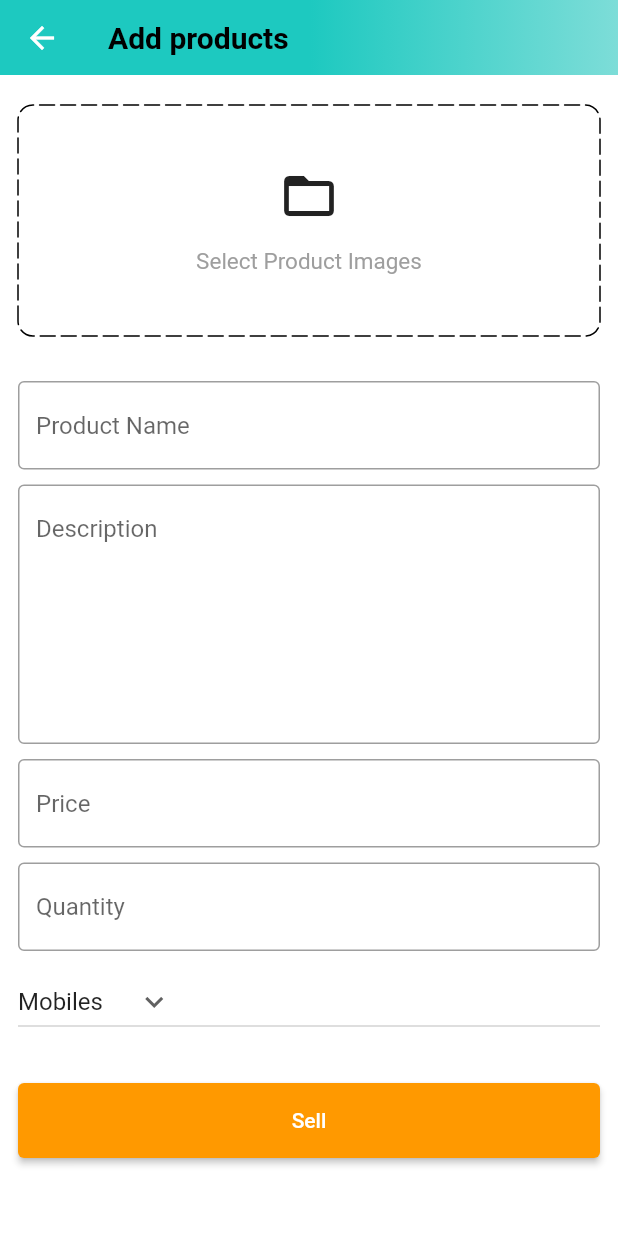
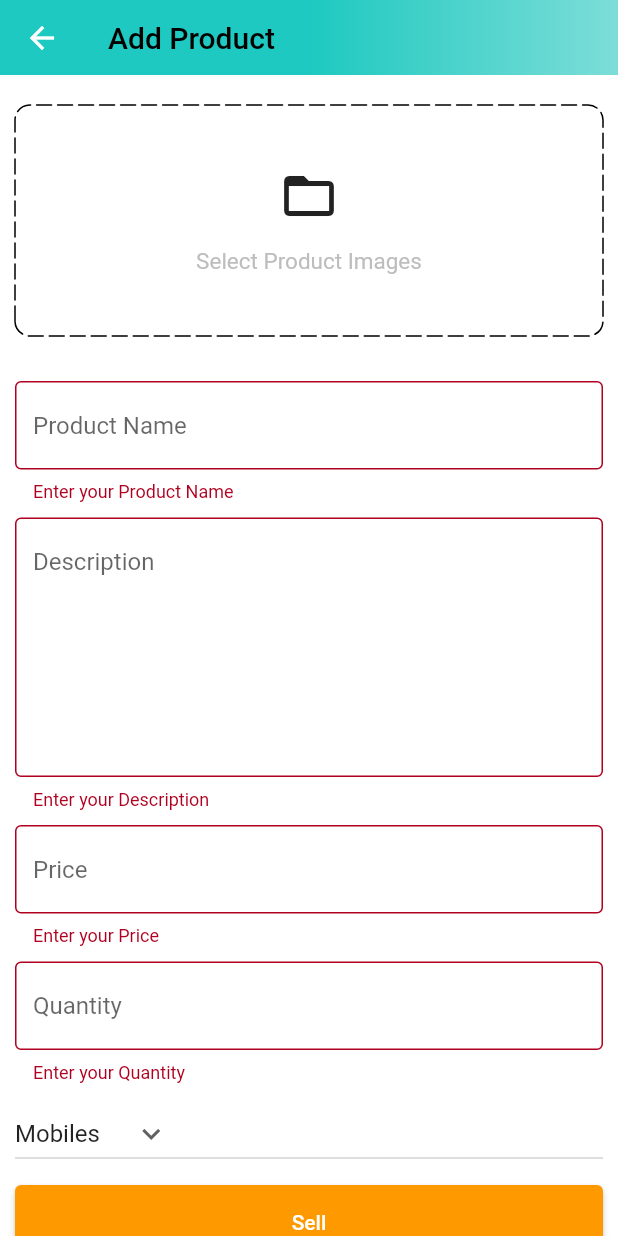
Before and after one commit to Aashutosh17/AmazonClone---Flutter, a Flutter app: the AddProductScreen screen opened by its route, after a tap on "Sell", on a phone screen of 412 x 824 dp. Run offline on Flutter 3.47's test engine with Material 2 defaults, Android fonts, the phone set to English and light mode, and no system bars; drawn by our look-alikes of dotted_border; our stand-ins replace carousel_slider, file_picker, shared_preferences; missing offline and left inert: cloudinary_public; accounts and stored records are empty.

Commit message:
admin services, product model and more

```diff
--- a/lib/features/admin/screens/add_product_screen.dart
+++ b/lib/features/admin/screens/add_product_screen.dart
@@ -1,11 +1,12 @@
 import 'dart:io';
+
 import 'package:amazonclone/common/widgets/custom_button.dart';
 import 'package:amazonclone/common/widgets/custom_textfield.dart';
 import 'package:amazonclone/constants/global_variables.dart';
 import 'package:amazonclone/constants/utils.dart';
+import 'package:amazonclone/features/admin/services/admin_services.dart';
 import 'package:carousel_slider/carousel_slider.dart';
 import 'package:dotted_border/dotted_border.dart';
-import 'package:flutter/foundation.dart';
 import 'package:flutter/material.dart';
 
 class AddProductScreen extends StatefulWidget {
@@ -21,6 +22,7 @@ class _AddProductScreenState extends State<AddProductScreen> {
   final TextEditingController descriptionController = TextEditingController();
   final TextEditingController priceController = TextEditingController();
   final TextEditingController quantityController = TextEditingController();
+  final AdminServices adminServices = AdminServices();
 
   String category = 'Mobiles';
   List<File> images = [];
@@ -42,6 +44,20 @@ class _AddProductScreenState extends State<AddProductScreen> {
     'Books',
     'Fashion'
   ];
+  void sellProduct() {
+    if (_addProductFormKey.currentState!.validate() && images.isNotEmpty) {
+      adminServices.sellProduct(
+        context: context,
+        name: productNameController.text,
+        description: descriptionController.text,
+        price: double.parse(priceController.text),
+        quantity: double.parse(quantityController.text),
+        category: category,
+        images: images,
+      );
+    }
+  }
+
   void selectImages() async {
     var res = await pickImages();
     setState(() {
@@ -55,21 +71,24 @@ class _AddProductScreenState extends State<AddProductScreen> {
       appBar: PreferredSize(
         preferredSize: const Size.fromHeight(50),
         child: AppBar(
-            flexibleSpace: Container(
-              decoration: const BoxDecoration(
-                gradient: GlobalVariables.appBarGradient,
-              ),
+          flexibleSpace: Container(
+            decoration: const BoxDecoration(
+              gradient: GlobalVariables.appBarGradient,
             ),
-            title: const Text(
-              'Add products',
-              style:
-                  TextStyle(color: Colors.black, fontWeight: FontWeight.bold),
-            )),
+          ),
+          title: const Text(
+            'Add Product',
+            style: TextStyle(
+              color: Colors.black,
+            ),
+          ),
+        ),
       ),
       body: SingleChildScrollView(
         child: Form(
+          key: _addProductFormKey,
           child: Padding(
-            padding: const EdgeInsets.symmetric(horizontal: 12),
+            padding: const EdgeInsets.symmetric(horizontal: 10.0),
             child: Column(
               children: [
                 const SizedBox(height: 20),
@@ -106,19 +125,19 @@ class _AddProductScreenState extends State<AddProductScreen> {
                             ),
                             child: Column(
                               mainAxisAlignment: MainAxisAlignment.center,
-                              children: const [
-                                Icon(
+                              children: [
+                                const Icon(
                                   Icons.folder_open,
                                   size: 40,
                                 ),
-                                SizedBox(height: 15),
+                                const SizedBox(height: 15),
                                 Text(
                                   'Select Product Images',
                                   style: TextStyle(
                                     fontSize: 15,
-                                    color: Colors.grey,
+                                    color: Colors.grey.shade400,
                                   ),
-                                )
+                                ),
                               ],
                             ),
                           ),
@@ -164,8 +183,11 @@ class _AddProductScreenState extends State<AddProductScreen> {
                     },
                   ),
                 ),
-                const SizedBox(height: 30),
-                CustomButton(text: 'Sell', onTap: () {})
+                const SizedBox(height: 10),
+                CustomButton(
+                  text: 'Sell',
+                  onTap: sellProduct,
+                ),
               ],
             ),
           ),
--- /dev/null
+++ b/lib/features/admin/services/admin_services.dart
@@ -0,0 +1,62 @@
+// ignore_for_file: use_build_context_synchronously
+
+import 'dart:io';
+import 'package:amazonclone/constants/error_handling.dart';
+import 'package:amazonclone/constants/global_variables.dart';
+import 'package:amazonclone/constants/utils.dart';
+import 'package:amazonclone/models/product.dart';
+import 'package:amazonclone/providers/user_provider.dart';
+import 'package:cloudinary_public/cloudinary_public.dart';
+import 'package:flutter/material.dart';
+import 'package:http/http.dart' as http;
+import 'package:provider/provider.dart';
+
+class AdminServices {
+  void sellProduct({
+    required BuildContext context,
+    required String name,
+    required String description,
+    required double price,
+    required double quantity,
+    required String category,
+    required List<File> images,
+  }) async {
+    final userProvider = Provider.of<UserProvider>(context, listen: false);
+    try {
+      final cloudinary = CloudinaryPublic('dodhcrslo', 'vu4gfh3o');
+      List<String> imageUrls = [];
+      for (int i = 0; i < images.length; i++) {
+        CloudinaryResponse res = await cloudinary.uploadFile(
+          CloudinaryFile.fromFile(images[i].path, folder: name),
+        );
+        imageUrls.add(res.secureUrl);
+      }
+
+      Product product = Product(
+        name: name,
+        description: description,
+        quantity: quantity,
+        images: imageUrls,
+        category: category,
+        price: price,
+      );
+      http.Response res = await http.post(
+        Uri.parse('$uri/admin/add-product'),
+        headers: {
+          'Content-Type': 'application/json; charset=UTF-8',
+          'x-auth token': userProvider.user.token,
+        },
+        body: product.toJson(),
+      );
+      httpErrorHandle(
+          response: res,
+          context: context,
+          onSuccess: () {
+            showSnackBar(context, 'Product Added Sucessfully!');
+            Navigator.pop(context);
+          });
+    } catch (e) {
+      showSnackBar(context, e.toString());
+    }
+  }
+}
--- /dev/null
+++ b/lib/models/product.dart
@@ -0,0 +1,50 @@
+import 'dart:convert';
+
+class Product {
+  final String name;
+  final String description;
+  final double quantity;
+  final List<String> images;
+  final String category;
+  final double price;
+  final String? id;
+
+  Product({
+    required this.name,
+    required this.description,
+    required this.quantity,
+    required this.images,
+    required this.category,
+    required this.price,
+    this.id,
+  });
+
+  Map<String, dynamic> toMap() {
+    return {
+      'name': name,
+      'description': description,
+      'quantity': quantity,
+      'images': images,
+      'category': category,
+      'price': price,
+      'id': id,
+    };
+  }
+
+  factory Product.fromMap(Map<String, dynamic> map) {
+    return Product(
+      name: map['name'] ?? '',
+      description: map['description'] ?? '',
+      quantity: map['quantity']?.toDouble() ?? 0.0,
+      images: List<String>.from(map['images']),
+      category: map['category'] ?? '',
+      price: map['price']?.toDouble() ?? 0.0,
+      id: map['_id'],
+    );
+  }
+
+  String toJson() => json.encode(toMap());
+
+  factory Product.fromJson(String source) =>
+      Product.fromMap(json.decode(source));
+}
```
